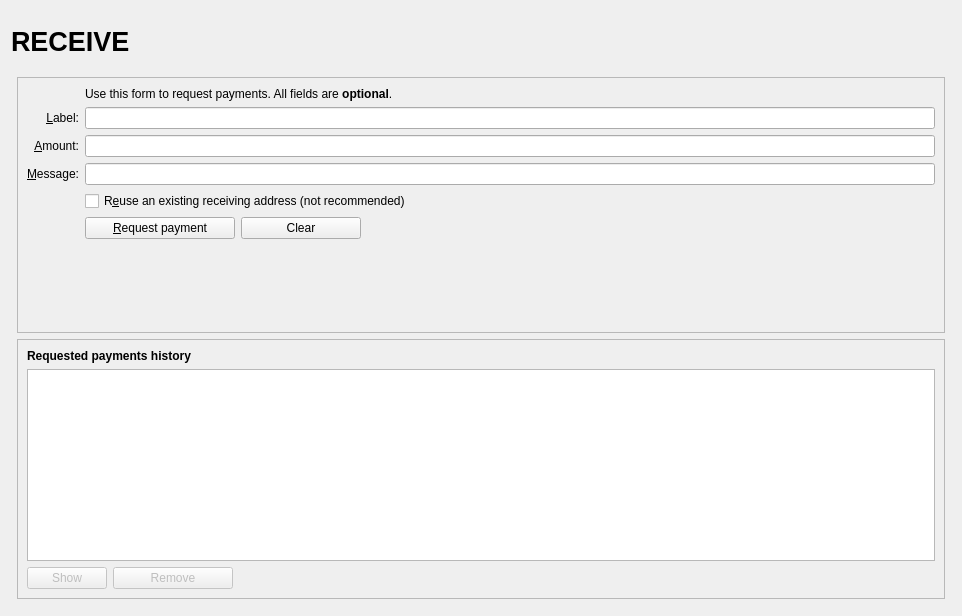
Before: the Qt Designer form src/qt/forms/receivecoinsdialog.ui in smartinsider/cryptoyen-classic, drawn with Qt 5.
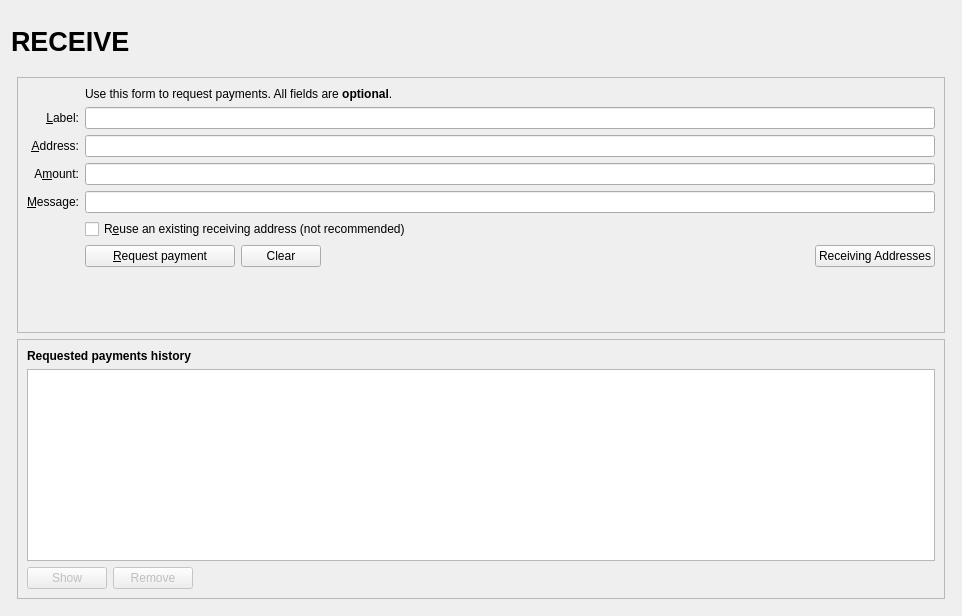
After: the same form once the commit is applied. Icons and pictures are not drawn. Custom widgets are drawn as their Qt base class.

```diff
--- a/src/qt/forms/receivecoinsdialog.ui
+++ b/src/qt/forms/receivecoinsdialog.ui
@@ -136,53 +136,6 @@
           <layout class="QVBoxLayout" name="verticalLayout_3">
            <item>
             <layout class="QGridLayout" name="gridLayout">
-             <item row="7" column="2">
-              <widget class="QCheckBox" name="reuseAddress">
-               <property name="toolTip">
-                <string>Reuse one of the previously used receiving addresses.&lt;br&gt;Reusing addresses has security and privacy issues.&lt;br&gt;Do not use this unless re-generating a payment request made before.</string>
-               </property>
-               <property name="text">
-                <string>R&amp;euse an existing receiving address (not recommended)</string>
-               </property>
-              </widget>
-             </item>
-             <item row="7" column="0">
-              <widget class="QLabel" name="label_4">
-               <property name="text">
-                <string/>
-               </property>
-              </widget>
-             </item>
-             <item row="6" column="0">
-              <widget class="QLabel" name="label_3">
-               <property name="toolTip">
-                <string>An optional message to attach to the payment request, which will be displayed when the request is opened. Note: The message will not be sent with the payment over the YEN network.</string>
-               </property>
-               <property name="text">
-                <string>&amp;Message:</string>
-               </property>
-               <property name="alignment">
-                <set>Qt::AlignRight|Qt::AlignTrailing|Qt::AlignVCenter</set>
-               </property>
-               <property name="buddy">
-                <cstring>reqMessage</cstring>
-               </property>
-              </widget>
-             </item>
-             <item row="4" column="2">
-              <widget class="QLineEdit" name="reqLabel">
-               <property name="toolTip">
-                <string>An optional label to associate with the new receiving address.</string>
-               </property>
-              </widget>
-             </item>
-             <item row="6" column="2">
-              <widget class="QLineEdit" name="reqMessage">
-               <property name="toolTip">
-                <string>An optional message to attach to the payment request, which will be displayed when the request is opened.&lt;br&gt;Note: The message will not be sent with the payment over the YEN network.</string>
-               </property>
-              </widget>
-             </item>
              <item row="2" column="2">
               <widget class="QLabel" name="label_5">
                <property name="text">
@@ -206,23 +159,62 @@
                </property>
               </widget>
              </item>
+             <item row="4" column="2">
+              <widget class="QLineEdit" name="reqLabel">
+               <property name="toolTip">
+                <string>An optional label to associate with the new receiving address.</string>
+               </property>
+              </widget>
+             </item>
              <item row="5" column="0">
               <widget class="QLabel" name="label">
                <property name="toolTip">
-                <string>An optional amount to request. Leave this empty or zero to not request a specific amount.</string>
+                <string>Your receiving address. You can copy and use it to receive coins on this wallet. A new one will be generated once it is used.</string>
                </property>
                <property name="text">
-                <string>&amp;Amount:</string>
+                <string>&amp;Address:</string>
                </property>
                <property name="alignment">
                 <set>Qt::AlignRight|Qt::AlignTrailing|Qt::AlignVCenter</set>
                </property>
                <property name="buddy">
-                <cstring>reqAmount</cstring>
+                <cstring>reqAddress</cstring>
                </property>
               </widget>
              </item>
              <item row="5" column="2">
+              <widget class="QLineEdit" name="reqAddress">
+               <property name="readOnly">
+                <bool>true</bool>
+               </property>
+               <property name="minimumSize">
+                <size>
+                 <width>80</width>
+                 <height>0</height>
+                </size>
+               </property>
+               <property name="toolTip">
+                <string>Your receiving address. You can copy and use it to receive coins on this wallet. A new one will be generated once it is used.</string>
+               </property>
+              </widget>
+             </item>
+             <item row="6" column="0">
+              <widget class="QLabel" name="label">
+               <property name="toolTip">
+                <string>An optional amount to request. Leave this empty or zero to not request a specific amount.</string>
+               </property>
+               <property name="text">
+                <string>A&amp;mount:</string>
+               </property>
+               <property name="alignment">
+                <set>Qt::AlignRight|Qt::AlignTrailing|Qt::AlignVCenter</set>
+               </property>
+               <property name="buddy">
+                <cstring>reqAmount</cstring>
+               </property>
+              </widget>
+             </item>
+             <item row="6" column="2">
               <widget class="BitcoinAmountField" name="reqAmount">
                <property name="minimumSize">
                 <size>
@@ -235,14 +227,54 @@
                </property>
               </widget>
              </item>
+             <item row="7" column="0">
+              <widget class="QLabel" name="label_3">
+               <property name="toolTip">
+                <string>An optional message to attach to the payment request, which will be displayed when the request is opened. Note: The message will not be sent with the payment over the YEN network.</string>
+               </property>
+               <property name="text">
+                <string>&amp;Message:</string>
+               </property>
+               <property name="alignment">
+                <set>Qt::AlignRight|Qt::AlignTrailing|Qt::AlignVCenter</set>
+               </property>
+               <property name="buddy">
+                <cstring>reqMessage</cstring>
+               </property>
+              </widget>
+             </item>
+             <item row="7" column="2">
+              <widget class="QLineEdit" name="reqMessage">
+               <property name="toolTip">
+                <string>An optional message to attach to the payment request, which will be displayed when the request is opened.&lt;br&gt;Note: The message will not be sent with the payment over the YEN network.</string>
+               </property>
+              </widget>
+             </item>
              <item row="8" column="0">
-              <widget class="QLabel" name="label_7">
+              <widget class="QLabel" name="label_4">
                <property name="text">
                 <string/>
                </property>
               </widget>
              </item>
              <item row="8" column="2">
+              <widget class="QCheckBox" name="reuseAddress">
+               <property name="toolTip">
+                <string>Reuse one of the previously used receiving addresses.&lt;br&gt;Reusing addresses has security and privacy issues.&lt;br&gt;Do not use this unless re-generating a payment request made before.</string>
+               </property>
+               <property name="text">
+                <string>R&amp;euse an existing receiving address (not recommended)</string>
+               </property>
+              </widget>
+             </item>
+             <item row="9" column="0">
+              <widget class="QLabel" name="label_7">
+               <property name="text">
+                <string/>
+               </property>
+              </widget>
+             </item>
+             <item row="9" column="2">
               <layout class="QHBoxLayout" name="horizontalLayout">
                <item>
                 <widget class="QPushButton" name="receiveButton">
@@ -269,22 +301,16 @@
                    <verstretch>0</verstretch>
                   </sizepolicy>
                  </property>
-                 <property name="minimumSize">
-                <size>
-                 <width>120</width>
-                 <height>0</height>
-                </size>
-               </property>
                  <property name="toolTip">
                   <string>Clear all fields of the form.</string>
                  </property>
                  <property name="text">
                   <string>Clear</string>
                  </property>
-                 <!-- <property name="icon">
+                 <property name="icon">
                   <iconset resource="../cryptoyen.qrc">
                    <normaloff>:/icons/remove</normaloff>:/icons/remove</iconset>
-                 </property> -->
+                 </property>
                  <property name="autoDefault">
                   <bool>false</bool>
                  </property>
@@ -303,9 +329,23 @@
                  </property>
                 </spacer>
                </item>
+               <item>
+                <widget class="QPushButton" name="receivingAddressesButton">
+                 <property name="text">
+                  <string>Receiving Addresses</string>
+                 </property>
+                 <property name="icon">
+                  <iconset resource="../cryptoyen.qrc">
+                   <normaloff>:/icons/address-book</normaloff>:/icons/address-book</iconset>
+                 </property>
+                 <property name="autoDefault">
+                  <bool>false</bool>
+                 </property>
+                </widget>
+               </item>
               </layout>
              </item>
-             <item row="9" column="2">
+             <item row="10" column="2">
               <spacer name="verticalSpacer">
                <property name="orientation">
                 <enum>Qt::Vertical</enum>
@@ -428,22 +468,16 @@
                <property name="enabled">
                 <bool>false</bool>
                </property>
-               <property name="minimumSize">
-                <size>
-                 <width>120</width>
-                 <height>0</height>
-                </size>
-               </property>
                <property name="toolTip">
                 <string>Remove the selected entries from the list</string>
                </property>
                <property name="text">
                 <string>Remove</string>
                </property>
-               <!-- <property name="icon">
+               <property name="icon">
                 <iconset resource="../cryptoyen.qrc">
                  <normaloff>:/icons/remove</normaloff>:/icons/remove</iconset>
-               </property> -->
+               </property>
                <property name="autoDefault">
                 <bool>false</bool>
                </property>
```
Left out of the diff: 1 changed line with no effect on the pictures.
